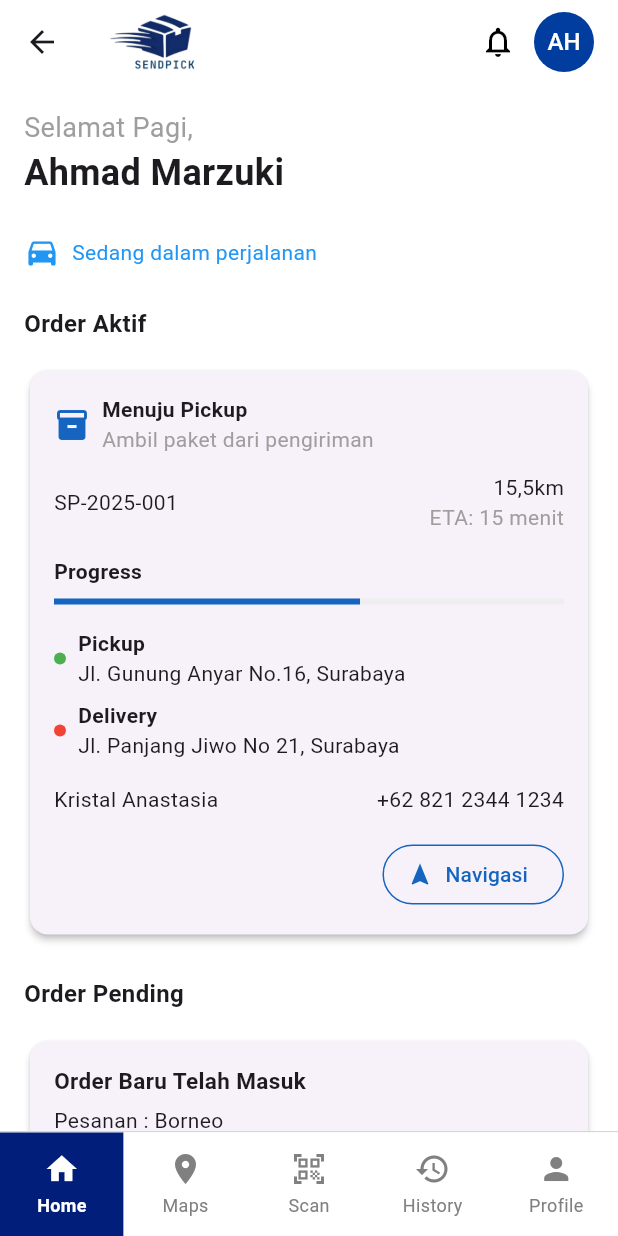
After one commit to NemesisID/SendPick-App, a Flutter app: the HomeScreen screen opened by its route, on a phone screen of 412 x 824 dp. The commit adds this screen. Run offline on Flutter 3.47's test engine with Material 3 defaults, Android fonts, the phone set to English and light mode, and no system bars; our stand-ins replace google_fonts.

Commit message:
HomePage

```diff
--- a/lib/main.dart
+++ b/lib/main.dart
@@ -1,6 +1,7 @@
 import 'package:flutter/material.dart';
 import 'screens/splash_screen.dart';
 import 'screens/login_screen.dart';
+import 'screens/home_screen.dart';
 
 void main() {
   runApp(const MyApp());
@@ -22,6 +23,7 @@ class MyApp extends StatelessWidget {
       routes: {
         '/': (context) => const SplashScreen(),
         '/login': (context) => const LoginScreen(),
+        '/home': (context) => const HomeScreen(),
       },
     );
   }
--- /dev/null
+++ b/lib/screens/home_screen.dart
@@ -0,0 +1,231 @@
+import 'package:flutter/material.dart';
+import '../widgets/navbar.dart';
+import '../widgets/pending_order_card.dart';
+
+class HomeScreen extends StatefulWidget {
+  const HomeScreen({super.key});
+
+  @override
+  State<HomeScreen> createState() => _HomeScreenState();
+}
+
+class _HomeScreenState extends State<HomeScreen> {
+  int _selectedIndex = 0; // Default: Home
+
+  void _onItemTapped(int index) {
+    setState(() {
+      _selectedIndex = index;
+    });
+    // Di sini Anda bisa tambahkan navigasi ke halaman lain jika perlu
+  }
+
+  @override
+  Widget build(BuildContext context) {
+    return Scaffold(
+      backgroundColor: Colors.white,
+      appBar: AppBar(
+        backgroundColor: Colors.white,
+        elevation: 0,
+        title: Image.asset(
+          'assets/images/logo.png', // Pastikan path logo benar
+          height: 40,
+        ),
+        actions: [
+          IconButton(
+            icon: const Icon(Icons.notifications_outlined, color: Colors.black),
+            onPressed: () {},
+          ),
+          Padding(
+            padding: const EdgeInsets.only(right: 16.0),
+            child: CircleAvatar(
+              backgroundColor: const Color(0xFF003D9E),
+              child: const Text('AH', style: TextStyle(color: Colors.white)),
+            ),
+          ),
+        ],
+      ),
+      body: SingleChildScrollView(
+        padding: const EdgeInsets.all(16.0),
+        child: Column(
+          crossAxisAlignment: CrossAxisAlignment.start,
+          children: [
+            const Text(
+              'Selamat Pagi,',
+              style: TextStyle(fontSize: 18, color: Colors.grey),
+            ),
+            const Text(
+              'Ahmad Marzuki',
+              style: TextStyle(fontSize: 24, fontWeight: FontWeight.bold),
+            ),
+            const SizedBox(height: 24),
+            Row(
+              children: [
+                const Icon(Icons.directions_car, color: Colors.blue),
+                const SizedBox(width: 8),
+                const Text(
+                  'Sedang dalam perjalanan',
+                  style: TextStyle(color: Colors.blue),
+                ),
+              ],
+            ),
+            const SizedBox(height: 24),
+            const Text(
+              'Order Aktif',
+              style: TextStyle(fontWeight: FontWeight.bold, fontSize: 16),
+            ),
+            const SizedBox(height: 16),
+            Card(
+              elevation: 2,
+              shape: RoundedRectangleBorder(
+                borderRadius: BorderRadius.circular(12),
+              ),
+              child: Padding(
+                padding: const EdgeInsets.all(16.0),
+                child: Column(
+                  crossAxisAlignment: CrossAxisAlignment.start,
+                  children: [
+                    Row(
+                      children: [
+                        Icon(Icons.inventory, color: Colors.blue[800]),
+                        const SizedBox(width: 8),
+                        Column(
+                          crossAxisAlignment: CrossAxisAlignment.start,
+                          children: [
+                            const Text(
+                              'Menuju Pickup',
+                              style: TextStyle(fontWeight: FontWeight.bold),
+                            ),
+                            const Text(
+                              'Ambil paket dari pengiriman',
+                              style: TextStyle(color: Colors.grey),
+                            ),
+                          ],
+                        ),
+                      ],
+                    ),
+                    const SizedBox(height: 12),
+                    Row(
+                      mainAxisAlignment: MainAxisAlignment.spaceBetween,
+                      children: [
+                        const Text('SP-2025-001'),
+                        Column(
+                          crossAxisAlignment: CrossAxisAlignment.end,
+                          children: const [
+                            Text('15,5km'),
+                            Text('ETA: 15 menit', style: TextStyle(color: Colors.grey)),
+                          ],
+                        ),
+                      ],
+                    ),
+                    const SizedBox(height: 16),
+                    const Text('Progress', style: TextStyle(fontWeight: FontWeight.bold)),
+                    const SizedBox(height: 8),
+                    LinearProgressIndicator(
+                      value: 0.6,
+                      backgroundColor: Colors.grey[200],
+                      color: Colors.blue[800],
+                    ),
+                    const SizedBox(height: 16),
+                    Row(
+                      children: [
+                        Container(
+                          width: 8,
+                          height: 8,
+                          decoration: BoxDecoration(
+                            shape: BoxShape.circle,
+                            color: Colors.green,
+                          ),
+                        ),
+                        const SizedBox(width: 8),
+                        Expanded(
+                          child: Column(
+                            crossAxisAlignment: CrossAxisAlignment.start,
+                            children: [
+                              const Text('Pickup', style: TextStyle(fontWeight: FontWeight.bold)),
+                              const Text('Jl. Gunung Anyar No.16, Surabaya'),
+                            ],
+                          ),
+                        ),
+                      ],
+                    ),
+                    const SizedBox(height: 8),
+                    Row(
+                      children: [
+                        Container(
+                          width: 8,
+                          height: 8,
+                          decoration: BoxDecoration(
+                            shape: BoxShape.circle,
+                            color: Colors.red,
+                          ),
+                        ),
+                        const SizedBox(width: 8),
+                        Expanded(
+                          child: Column(
+                            crossAxisAlignment: CrossAxisAlignment.start,
+                            children: [
+                              const Text('Delivery', style: TextStyle(fontWeight: FontWeight.bold)),
+                              const Text('Jl. Panjang Jiwo No 21, Surabaya'),
+                            ],
+                          ),
+                        ),
+                      ],
+                    ),
+                    const SizedBox(height: 16),
+                    Row(
+                      children: [
+                        const Text('Kristal Anastasia'),
+                        const Spacer(),
+                        const Text('+62 821 2344 1234'),
+                      ],
+                    ),
+                    const SizedBox(height: 16),
+                    Align(
+                      alignment: Alignment.centerRight,
+                      child: OutlinedButton.icon(
+                        onPressed: () {},
+                        icon: const Icon(Icons.navigation),
+                        label: const Text('Navigasi'),
+                        style: OutlinedButton.styleFrom(
+                          foregroundColor: Colors.blue[800],
+                          side: BorderSide(color: Colors.blue[800]!),
+                        ),
+                      ),
+                    ),
+                  ],
+                ),
+              ),
+            ),
+            const SizedBox(height: 24),
+            const Text(
+              'Order Pending',
+              style: TextStyle(fontWeight: FontWeight.bold, fontSize: 16),
+            ),
+            const SizedBox(height: 16),
+            PendingOrderCard(
+              pesanan: 'Borneo',
+              pickupLocation: 'kertajaya',
+              deliveryLocation: 'Semolowaru',
+              onReject: () {
+                // Handle tolak order
+                ScaffoldMessenger.of(context).showSnackBar(
+                  const SnackBar(content: Text('Order ditolak')),
+                );
+              },
+              onAccept: () {
+                // Handle terima order
+                ScaffoldMessenger.of(context).showSnackBar(
+                  const SnackBar(content: Text('Order diterima')),
+                );
+              },
+            ),
+          ],
+        ),
+      ),
+      bottomNavigationBar: BottomNavBar(
+        currentIndex: _selectedIndex,
+        onTap: _onItemTapped,
+      ),
+    );
+  }
+}
--- /dev/null
+++ b/lib/widgets/navbar.dart
@@ -0,0 +1,110 @@
+import 'package:flutter/material.dart';
+
+class BottomNavBar extends StatelessWidget {
+  final int currentIndex;
+  final Function(int) onTap;
+
+  const BottomNavBar({
+    super.key,
+    this.currentIndex = 0,
+    required this.onTap,
+  });
+
+  @override
+  Widget build(BuildContext context) {
+    return Column(
+      mainAxisSize: MainAxisSize.min,
+      children: [
+        // Garis pemisah di atas navbar
+        Container(
+          height: 1,
+          color: const Color(0xFFD6D6D6), // Garis batas #D6D6D6
+        ),
+        // Navbar utama
+        Container(
+          decoration: BoxDecoration(
+            color: Colors.white, // Background navbar default putih
+          ),
+          child: Row(
+            children: [
+              _buildNavItem(
+                icon: Icons.home,
+                label: 'Home',
+                index: 0,
+                isActive: currentIndex == 0,
+                onTap: () => onTap(0),
+              ),
+              _buildNavItem(
+                icon: Icons.location_on,
+                label: 'Maps',
+                index: 1,
+                isActive: currentIndex == 1,
+                onTap: () => onTap(1),
+              ),
+              _buildNavItem(
+                icon: Icons.qr_code_scanner,
+                label: 'Scan',
+                index: 2,
+                isActive: currentIndex == 2,
+                onTap: () => onTap(2),
+              ),
+              _buildNavItem(
+                icon: Icons.history,
+                label: 'History',
+                index: 3,
+                isActive: currentIndex == 3,
+                onTap: () => onTap(3),
+              ),
+              _buildNavItem(
+                icon: Icons.person,
+                label: 'Profile',
+                index: 4,
+                isActive: currentIndex == 4,
+                onTap: () => onTap(4),
+              ),
+            ],
+          ),
+        ),
+      ],
+    );
+  }
+
+  Widget _buildNavItem({
+    required IconData icon,
+    required String label,
+    required int index,
+    required bool isActive,
+    required VoidCallback onTap,
+  }) {
+    return Expanded(
+      child: GestureDetector(
+        onTap: onTap,
+        child: Material(
+          color: isActive ? const Color(0xFF021E7B) : Colors.white,
+          child: Container(
+            padding: const EdgeInsets.symmetric(vertical: 12),
+            child: Column(
+              mainAxisSize: MainAxisSize.min,
+              children: [
+                Icon(
+                  icon,
+                  color: isActive ? Colors.white : const Color(0xFF808080),
+                  size: 24,
+                ),
+                const SizedBox(height: 4),
+                Text(
+                  label,
+                  style: TextStyle(
+                    color: isActive ? Colors.white : const Color(0xFF808080),
+                    fontSize: 12,
+                    fontWeight: isActive ? FontWeight.bold : FontWeight.normal,
+                  ),
+                ),
+              ],
+            ),
+          ),
+        ),
+      ),
+    );
+  }
+}
--- /dev/null
+++ b/lib/widgets/pending_order_card.dart
@@ -0,0 +1,77 @@
+import 'package:flutter/material.dart';
+
+class PendingOrderCard extends StatelessWidget {
+  final String pesanan;
+  final String pickupLocation;
+  final String deliveryLocation;
+  final VoidCallback onReject;
+  final VoidCallback onAccept;
+
+  const PendingOrderCard({
+    super.key,
+    required this.pesanan,
+    required this.pickupLocation,
+    required this.deliveryLocation,
+    required this.onReject,
+    required this.onAccept,
+  });
+
+  @override
+  Widget build(BuildContext context) {
+    return Card(
+      elevation: 2,
+      shape: RoundedRectangleBorder(
+        borderRadius: BorderRadius.circular(12),
+      ),
+      child: Padding(
+        padding: const EdgeInsets.all(16.0),
+        child: Column(
+          crossAxisAlignment: CrossAxisAlignment.start,
+          children: [
+            const Text(
+              'Order Baru Telah Masuk',
+              style: TextStyle(fontWeight: FontWeight.bold, fontSize: 15),
+            ),
+            const SizedBox(height: 6),
+            Text('Pesanan : $pesanan'),
+            Text('Lokasi Pickup : $pickupLocation'),
+            Text('Lokasi Delivery : $deliveryLocation'),
+            const SizedBox(height: 12),
+            Row(
+              mainAxisAlignment: MainAxisAlignment.end,
+              children: [
+                // Tombol Tolak
+                GestureDetector(
+                  onTap: onReject,
+                  child: Container(
+                    width: 36,
+                    height: 36,
+                    decoration: const BoxDecoration(
+                      color: Colors.red,
+                      shape: BoxShape.circle,
+                    ),
+                    child: const Icon(Icons.close, color: Colors.white),
+                  ),
+                ),
+                const SizedBox(width: 12),
+                // Tombol Terima
+                GestureDetector(
+                  onTap: onAccept,
+                  child: Container(
+                    width: 36,
+                    height: 36,
+                    decoration: const BoxDecoration(
+                      color: Colors.green,
+                      shape: BoxShape.circle,
+                    ),
+                    child: const Icon(Icons.check, color: Colors.white),
+                  ),
+                ),
+              ],
+            ),
+          ],
+        ),
+      ),
+    );
+  }
+}
```
